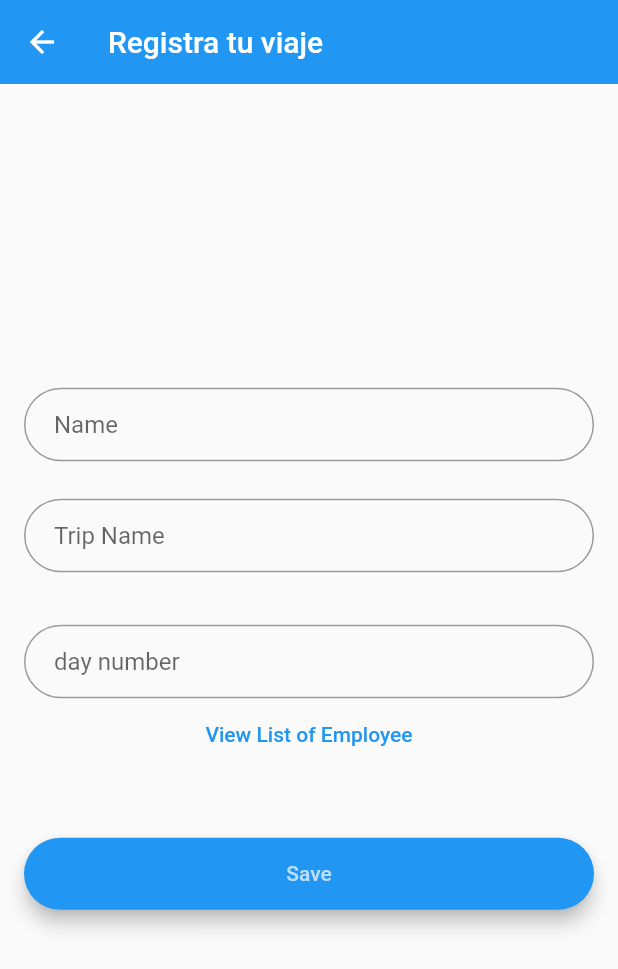
After one commit to wozsax/ProyectoIntegrador, a Flutter app: the AddPage screen opened directly, on a phone screen of 412 x 824 dp. The commit adds this screen. Shown: the top 969 px of the screen. Run offline on Flutter 3.47's test engine with Material 2 defaults, Android fonts, the light colour scheme and no system bars; our stand-ins replace cloud_firestore, firebase_auth, firebase_core, flutter_svg, google_maps_flutter; missing offline and left inert: dart:ffi, flutter_polyline_points; accounts and stored records are empty.

Commit message:
Firestore Cruds and screens for testing database

```diff
--- /dev/null
+++ b/google_map-Starting/lib/Models/response.dart
@@ -0,0 +1,5 @@
+class Response{
+  int? code;
+  String? message;
+  Response({this.code,this.message});
+}
--- a/google_map-Starting/lib/main.dart
+++ b/google_map-Starting/lib/main.dart
@@ -2,6 +2,7 @@ import 'package:firebase_core/firebase_core.dart';
 import 'package:flutter/material.dart';
 import 'package:google_mao/order_traking_page.dart';
 import 'package:google_mao/screens/signin_screen.dart';
+import 'screens/addpage.dart';
 
 void main() async {
   WidgetsFlutterBinding.ensureInitialized();
--- /dev/null
+++ b/google_map-Starting/lib/screens/addpage.dart
@@ -0,0 +1,152 @@
+
+import 'package:flutter/material.dart';
+
+import '../services/firebase_crud.dart';
+import 'package:google_mao/screens/listpage.dart';
+
+class AddPage extends StatefulWidget {
+  @override
+  State<StatefulWidget> createState() {
+    // TODO: implement createState
+    return _AddPage();
+  }
+}
+
+class _AddPage extends State<AddPage> {
+
+  final _user_name = TextEditingController();
+  final _user_tripname = TextEditingController();
+  final _user_route_date = TextEditingController();
+
+
+  final GlobalKey<FormState> _formKey = GlobalKey<FormState>();
+
+  @override
+  Widget build(BuildContext context) {
+    final nameField = TextFormField(
+        controller: _user_name,
+        autofocus: false,
+        validator: (value) {
+          if (value == null || value.trim().isEmpty) {
+            return 'This field is required';
+          }
+        },
+        decoration: InputDecoration(
+            contentPadding: const EdgeInsets.fromLTRB(20.0, 15.0, 20.0, 15.0),
+            hintText: "Name",
+            border:
+            OutlineInputBorder(borderRadius: BorderRadius.circular(32.0))));
+    final positionField = TextFormField(
+        controller: _user_tripname,
+        autofocus: false,
+        validator: (value) {
+          if (value == null || value.trim().isEmpty) {
+            return 'This field is required';
+          }
+        },
+        decoration: InputDecoration(
+            contentPadding: const EdgeInsets.fromLTRB(20.0, 15.0, 20.0, 15.0),
+            hintText: "Trip Name",
+            border:
+            OutlineInputBorder(borderRadius: BorderRadius.circular(32.0))));
+    final contactField = TextFormField(
+        controller: _user_route_date,
+        autofocus: false,
+        validator: (value) {
+          if (value == null || value.trim().isEmpty) {
+            return 'This field is required';
+          }
+        },
+        decoration: InputDecoration(
+            contentPadding: const EdgeInsets.fromLTRB(20.0, 15.0, 20.0, 15.0),
+            hintText: "day number",
+            border:
+            OutlineInputBorder(borderRadius: BorderRadius.circular(32.0))));
+
+    final viewListbutton = TextButton(
+        onPressed: () {
+          Navigator.pushAndRemoveUntil<dynamic>(
+            context,
+            MaterialPageRoute<dynamic>(
+              builder: (BuildContext context) => ListPage(),
+            ),
+                (route) => false, //To disable back feature set to false
+          );
+        },
+        child: const Text('View List of Employee'));
+
+    final SaveButon = Material(
+      elevation: 5.0,
+      borderRadius: BorderRadius.circular(30.0),
+      color: Theme.of(context).primaryColor,
+      child: MaterialButton(
+        minWidth: MediaQuery.of(context).size.width,
+        padding: const EdgeInsets.fromLTRB(20.0, 15.0, 20.0, 15.0),
+        onPressed: () async {
+          if (_formKey.currentState!.validate()) {
+            var response = await FirebaseCrud.addUser(
+              userName: _user_name.text,
+              tripName: _user_tripname.text,
+              routeDate: _user_route_date.text);
+            if (response.code != 200) {
+              showDialog(
+                  context: context,
+                  builder: (context) {
+                    return AlertDialog(
+                      content: Text(response.message.toString()),
+                    );
+                  });
+            } else {
+              showDialog(
+                  context: context,
+                  builder: (context) {
+                    return AlertDialog(
+                      content: Text(response.message.toString()),
+                    );
+                  });
+            }
+          }
+        },
+        child: Text(
+          "Save",
+          style: TextStyle(color: Theme.of(context).primaryColorLight),
+          textAlign: TextAlign.center,
+        ),
+      ),
+    );
+
+    return Scaffold(
+      resizeToAvoidBottomInset: false,
+      appBar: AppBar(
+        title: const Text('Registra tu viaje'),
+        backgroundColor: Theme.of(context).primaryColor,
+      ),
+      body: Column(
+        mainAxisAlignment: MainAxisAlignment.center,
+        children: [
+          Form(
+            key: _formKey,
+            child: Padding(
+              padding: const EdgeInsets.all(16.0),
+              child: Column(
+                crossAxisAlignment: CrossAxisAlignment.center,
+                mainAxisAlignment: MainAxisAlignment.center,
+                children: <Widget>[
+                  nameField,
+                  const SizedBox(height: 25.0),
+                  positionField,
+                  const SizedBox(height: 35.0),
+                  contactField,
+                  viewListbutton,
+                  const SizedBox(height: 45.0),
+                  SaveButon,
+                  const SizedBox(height: 15.0),
+                ],
+              ),
+            ),
+          ),
+        ],
+      ),
+    );
+  }
+}
--- a/google_map-Starting/lib/screens/signin_screen.dart
+++ b/google_map-Starting/lib/screens/signin_screen.dart
@@ -4,6 +4,7 @@ import 'package:google_mao/reusable_widgets/reusable_widget.dart';
 import 'package:google_mao/screens/home_screen.dart';
 import 'package:google_mao/screens/signup_screen.dart';
 import 'package:google_mao/utils/color_utils.dart';
+import 'package:google_mao/screens/addpage.dart';
 import 'package:google_mao/reusable_widgets/reusable_widget.dart';
 
 class SignInScreen extends StatefulWidget {
@@ -64,7 +65,7 @@ class _SignInScreenState extends State<SignInScreen> {
                       password: _passwordTextController.text)
                       .then((value) {
                     Navigator.push(context,
-                        MaterialPageRoute(builder: (context) => HomeScreen()));
+                        MaterialPageRoute(builder: (context) => AddPage()));
 
                   }).onError((error, stackTrace) {
                     print("error ${error.toString()}");
--- a/google_map-Starting/lib/screens/signup_screen.dart
+++ b/google_map-Starting/lib/screens/signup_screen.dart
@@ -3,6 +3,7 @@ import 'package:flutter/material.dart';
 import 'package:google_mao/reusable_widgets/reusable_widget.dart';
 import 'package:google_mao/screens/home_screen.dart';
 import 'package:google_mao/utils/color_utils.dart';
+import 'package:google_mao/screens/addpage.dart';
 
 
 class SignUpScreen extends StatefulWidget {
@@ -70,7 +71,7 @@ class _SignUpScreenState extends State<SignUpScreen> {
                           password: _emailTextController.text)
                           .then((value)  {
                             Navigator.push(context,
-                                    MaterialPageRoute(builder:  (context) => HomeScreen()));
+                                    MaterialPageRoute(builder:  (context) => AddPage()));
 
                         }).onError((error, stackTrace) {
                           print("Error ${error.toString()}");
--- a/google_map-Starting/pubspec.yaml
+++ b/google_map-Starting/pubspec.yaml
@@ -39,6 +39,7 @@ dependencies:
   flutter_svg: ^1.1.0
   firebase_core: ^2.9.0
   firebase_auth: ^4.4.0
+  cloud_firestore: ^4.5.1
 
 dev_dependencies:
   flutter_test:
```
Also changed, not shown: google_map-Starting/lib/Models/user.dart (added, +10 -0 lines), google_map-Starting/lib/Services/firebase_crud.dart (added, +95 -0 lines), google_map-Starting/lib/screens/editpage.dart (added, +183 -0 lines), google_map-Starting/lib/screens/listpage.dart (added, +132 -0 lines), google_map-Starting/pubspec.lock, 2 other files.
